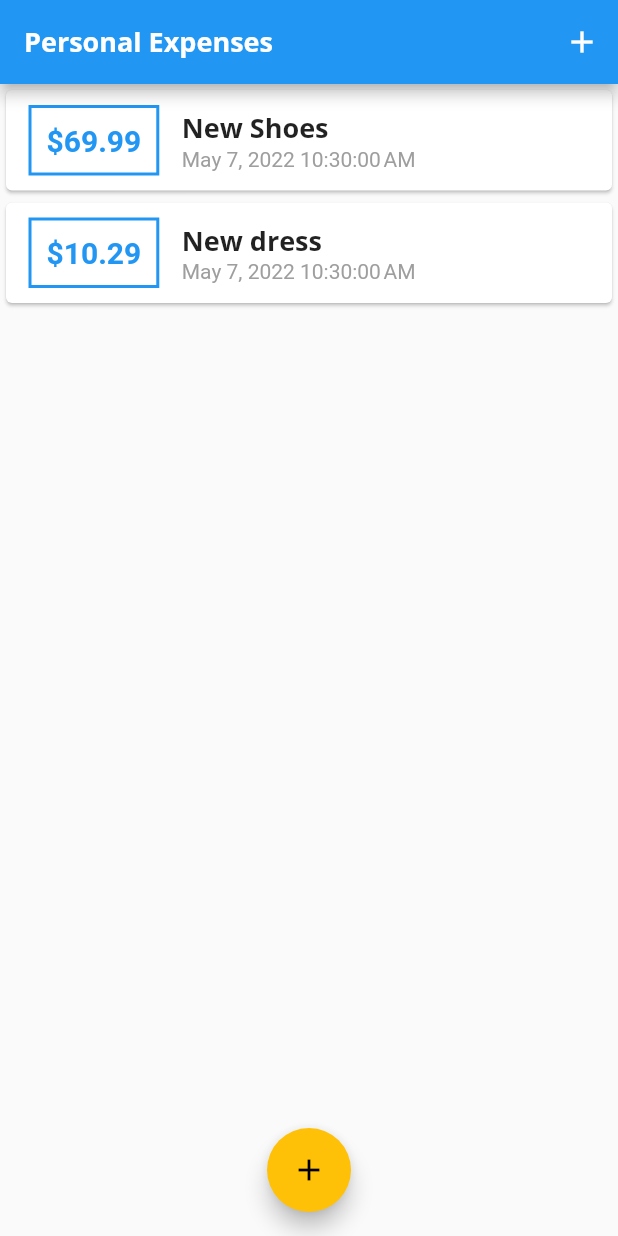
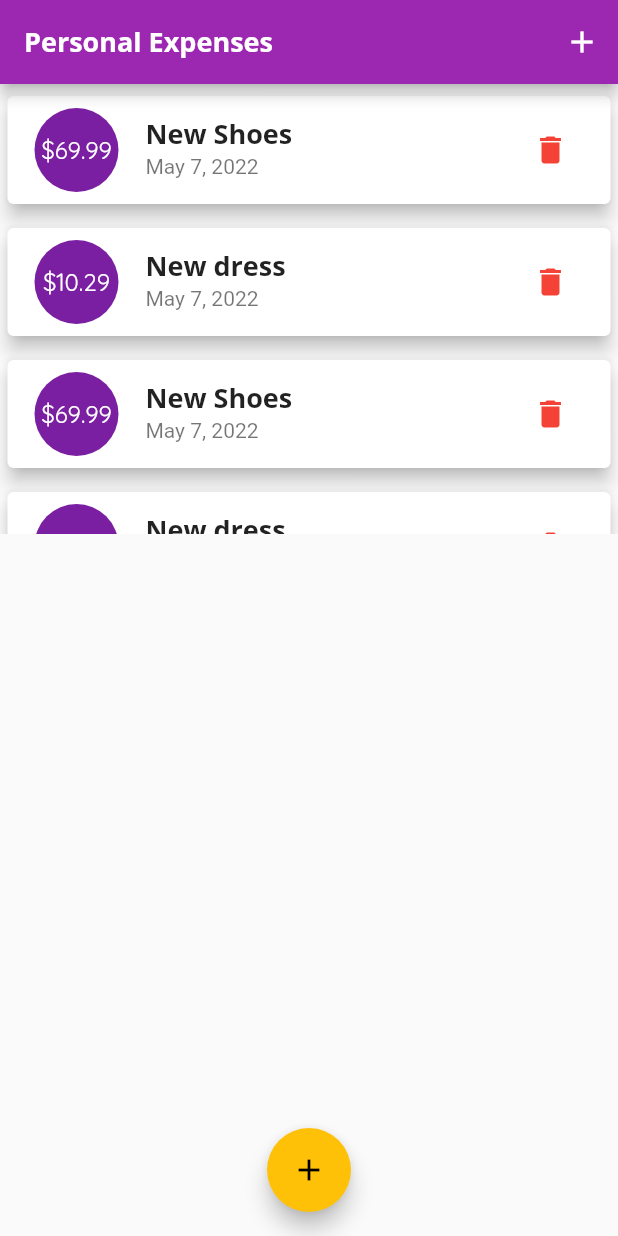
Before and after one commit to MEbadifar/flutterapp_planner, a Flutter app: the screen it shows after launch, on a phone screen of 412 x 824 dp. Run offline on Flutter 3.47's test engine with Material 2 defaults, Android fonts, the phone set to English and light mode, and no system bars.

Commit message:
chosen Data from Calender and deleteItem methode

```diff
--- a/lib/main.dart
+++ b/lib/main.dart
@@ -16,8 +16,9 @@
       debugShowCheckedModeBanner: false,
       title: 'Personal Expenses',
       theme: ThemeData(
-        primarySwatch: Colors.blue,
+        primarySwatch: Colors.purple,
         accentColor: Colors.amber,
+        errorColor: Colors.red,
         fontFamily: 'QuickSand',
         textTheme: ThemeData.light().textTheme.copyWith(
               titleMedium: const TextStyle(
@@ -25,6 +26,7 @@
                 fontSize: 18,
                 fontWeight: FontWeight.bold,
               ),
+              // button: const TextStyle(color: Colors.white),
             ),
         appBarTheme: const AppBarTheme(
           titleTextStyle: TextStyle(
@@ -60,11 +62,35 @@
       amount: 10.29,
       date: DateTime.now(),
     ),
+    Transaction(
+      id: 't3',
+      title: 'New Shoes',
+      amount: 69.99,
+      date: DateTime.now(),
+    ),
+    Transaction(
+      id: 't4',
+      title: 'New dress',
+      amount: 10.29,
+      date: DateTime.now(),
+    ),
+    Transaction(
+      id: 't5',
+      title: 'New Shoes',
+      amount: 69.99,
+      date: DateTime.now(),
+    ),
+    Transaction(
+      id: 't6',
+      title: 'New dress',
+      amount: 10.29,
+      date: DateTime.now(),
+    ),
   ];
 
   List<Transaction> get _recentTransactions {
     return _userTransactions.where((tx) {
-      return tx.date!.isAfter(
+      return tx.date.isAfter(
         DateTime.now().subtract(
           const Duration(days: 7),
         ),
@@ -72,12 +98,13 @@
     }).toList();
   }
 
-  void _addNewTransaction(String txTitle, double txAmount) {
+  void _addNewTransaction(
+      String txTitle, double txAmount, DateTime chosenDate) {
     final newTx = Transaction(
       id: DateTime.now().toString(),
       title: txTitle,
       amount: txAmount,
-      date: DateTime.now(),
+      date: chosenDate,
     );
     setState(() {
       _userTransactions.add(newTx);
@@ -95,6 +122,14 @@
         );
       },
     );
+  }
+
+  void _deleteTransaction(String id) {
+    setState(() {
+      _userTransactions.removeWhere(
+        (tx) => tx.id == id,
+      );
+    });
   }
 
   //
@@ -119,7 +154,7 @@
           crossAxisAlignment: CrossAxisAlignment.stretch,
           children: [
             // Chart(_recentTransactions),
-            TransactionList(_userTransactions),
+            TransactionList(_userTransactions, _deleteTransaction),
           ],
         ),
       ),
--- a/lib/models/transaction.dart
+++ b/lib/models/transaction.dart
@@ -1,8 +1,8 @@
 class Transaction {
   final String? id;
-  final String? title;
+  final String title;
   final double? amount;
-  final DateTime? date;
+  final DateTime date;
 
   Transaction(
       {required this.id,
--- a/lib/widgets/chart.dart
+++ b/lib/widgets/chart.dart
@@ -17,9 +17,9 @@
 
         var totalSum;
         for (var i = 0; i < recentTransactions.length; i++) {
-          if (recentTransactions[i].date?.day == weekDay.day &&
-              recentTransactions[i].date?.month == weekDay.month &&
-              recentTransactions[i].date?.year == weekDay.year) {
+          if (recentTransactions[i].date.day == weekDay.day &&
+              recentTransactions[i].date.month == weekDay.month &&
+              recentTransactions[i].date.year == weekDay.year) {
             totalSum += recentTransactions[i].amount;
           }
         }
--- a/lib/widgets/transaction_list.dart
+++ b/lib/widgets/transaction_list.dart
@@ -7,8 +7,12 @@
 
 class TransactionList extends StatelessWidget {
   final List<Transaction> transactions;
+  final Function deleteTx;
 
-  const TransactionList(this.transactions);
+  const TransactionList(
+    this.transactions,
+    this.deleteTx,
+  );
 
   @override
   Widget build(BuildContext context) {
@@ -36,43 +40,32 @@
           : ListView.builder(
               itemBuilder: (ctx, index) {
                 return Card(
-                  child: Row(
-                    children: [
-                      Container(
-                        margin: const EdgeInsets.symmetric(
-                          vertical: 10,
-                          horizontal: 15,
-                        ),
-                        decoration: BoxDecoration(
-                          border: Border.all(
-                            color: Theme.of(context).primaryColor,
-                            width: 2,
-                          ),
-                        ),
-                        padding: const EdgeInsets.all(10),
-                        child: Text(
-                          '\$${transactions[index].amount?.toStringAsFixed(2)}',
-                          style: TextStyle(
-                            fontWeight: FontWeight.bold,
-                            fontSize: 20,
-                            color: Theme.of(context).primaryColor,
-                          ),
-                        ),
+                  elevation: 5,
+                  margin: const EdgeInsets.symmetric(
+                    vertical: 8,
+                    horizontal: 5,
+                  ),
+                  child: ListTile(
+                    leading: CircleAvatar(
+                      radius: 30,
+                      child: Padding(
+                        padding: const EdgeInsets.all(6),
+                        child: FittedBox(
+                            child: Text('\$${transactions[index].amount}')),
                       ),
-                      Column(
-                        crossAxisAlignment: CrossAxisAlignment.start,
-                        children: [
-                          Text(
-                            transactions[index].title.toString(),
-                            style: Theme.of(context).textTheme.titleMedium,
-                          ),
-                          Text(
-                            DateFormat().format(transactions[index].date!),
-                            style: const TextStyle(color: Colors.grey),
-                          )
-                        ],
-                      )
-                    ],
+                    ),
+                    title: Text(
+                      transactions[index].title,
+                      style: Theme.of(context).textTheme.titleMedium,
+                    ),
+                    subtitle: Text(
+                      DateFormat.yMMMd().format(transactions[index].date),
+                    ),
+                    trailing: IconButton(
+                      icon: Icon(Icons.delete),
+                      color: Theme.of(context).errorColor,
+                      onPressed: () => deleteTx(transactions[index].id),
+                    ),
                   ),
                 );
               },
```
Also changed, not shown: lib/widgets/new_transactions.dart (+58 -14 lines).
